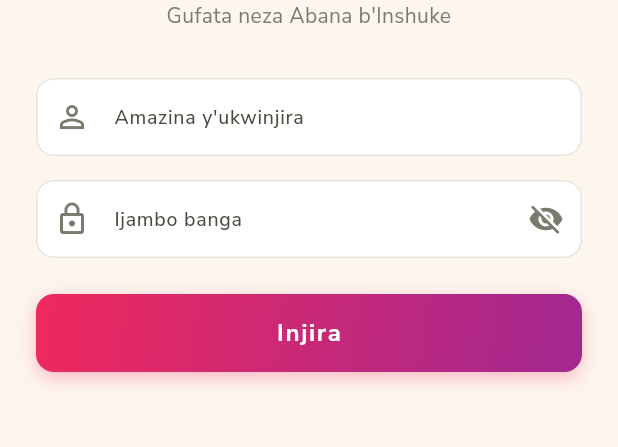
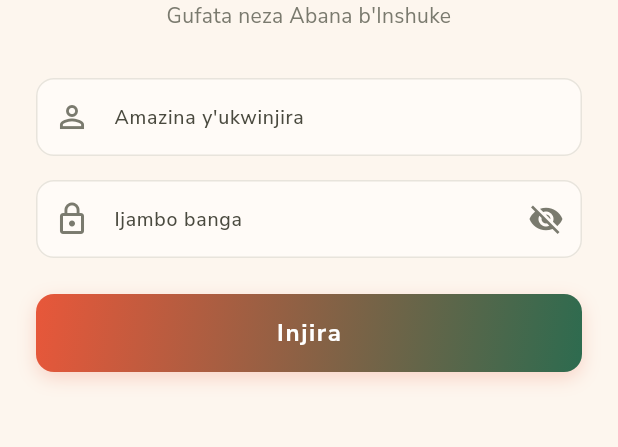
Before and after one commit to moise744/Irerero, a Flutter app: the screen it shows after launch, on a phone screen of 412 x 824 dp, the part 570-1017 px from its top. Run offline on Flutter 3.47's test engine with Material 3 defaults, Android fonts, the phone set to English and light mode, and no system bars; our stand-ins replace connectivity_plus, fl_chart, flutter_local_notifications, flutter_secure_storage, google_fonts, image_picker and 2 more; missing offline and left inert: workmanager; accounts and stored records are empty; statements that could not run were skipped.

Commit message:
UI was redisigned to look good

```diff
--- a/mobile-app/lib/screens/auth/login_screen.dart
+++ b/mobile-app/lib/screens/auth/login_screen.dart
@@ -9,6 +9,7 @@ import 'package:flutter/material.dart';
 import 'package:provider/provider.dart';
 import '../../services/auth_service.dart';
 import '../../sync/sync_service.dart';
+import '../../theme/irerero_colors.dart';
 import '../home/home_screen.dart';
 
 class LoginScreen extends StatefulWidget {
@@ -148,7 +149,7 @@ class _LoginScreenState extends State<LoginScreen> {
                           borderSide: BorderSide(color: cs.primary, width: 2),
                         ),
                         filled: true,
-                        fillColor: Colors.white,
+                        fillColor: IrereroColors.surfaceCard,
                       ),
                       validator: (v) => v == null || v.isEmpty
                           ? (_selectedLang == 'rw' ? 'Uzuza iri gace.' : 'This field is required.')
@@ -176,7 +177,7 @@ class _LoginScreenState extends State<LoginScreen> {
                           borderSide: BorderSide(color: cs.primary, width: 2),
                         ),
                         filled: true,
-                        fillColor: Colors.white,
+                        fillColor: IrereroColors.surfaceCard,
                         suffixIcon: IconButton(
                           icon: Icon(_obscure ? Icons.visibility_off : Icons.visibility),
                           onPressed: () => setState(() => _obscure = !_obscure),
@@ -193,15 +194,11 @@ class _LoginScreenState extends State<LoginScreen> {
                     Container(
                       height: 52,
                       decoration: BoxDecoration(
-                        gradient: const LinearGradient(
-                          colors: [Color(0xFFef295d), Color(0xFFa22891)],
-                          begin: Alignment.topLeft,
-                          end: Alignment.bottomRight,
-                        ),
+                        gradient: IrereroColors.primaryGradient,
                         borderRadius: BorderRadius.circular(12),
                         boxShadow: [
                           BoxShadow(
-                            color: const Color(0xFFef295d).withOpacity(0.3),
+                            color: IrereroColors.coral.withOpacity(0.22),
                             blurRadius: 10,
                             offset: const Offset(0, 4),
                           )
--- a/mobile-app/lib/screens/measurements/batch_measurement_screen.dart
+++ b/mobile-app/lib/screens/measurements/batch_measurement_screen.dart
@@ -1,4 +1,5 @@
 import 'package:flutter/material.dart';
+import '../../theme/irerero_colors.dart';
 import 'measurement_screen.dart';
 
 class BatchMeasurementScreen extends StatefulWidget {
@@ -18,7 +19,7 @@ class _BatchMeasurementScreenState extends State<BatchMeasurementScreen> {
     } else {
       Navigator.pop(context);
       ScaffoldMessenger.of(context).showSnackBar(
-        const SnackBar(content: Text('Batch measurement yarangiye.'), backgroundColor: Colors.blue),
+        const SnackBar(content: Text('Batch measurement yarangiye.'), backgroundColor: IrereroColors.forest),
       );
     }
   }
@@ -40,7 +41,7 @@ class _BatchMeasurementScreenState extends State<BatchMeasurementScreen> {
         actions: [
           TextButton(
             onPressed: _next,
-            child: const Text('Simbutuka', style: TextStyle(color: Colors.white)),
+            child: Text('Simbutuka', style: TextStyle(color: Theme.of(context).colorScheme.onPrimary)),
           ),
         ],
       ),
--- a/mobile-app/lib/services/notification_service.dart
+++ b/mobile-app/lib/services/notification_service.dart
@@ -1,5 +1,6 @@
 import 'package:flutter/material.dart';
 import 'package:flutter_local_notifications/flutter_local_notifications.dart';
+import '../theme/irerero_colors.dart';
 
 class NotificationService {
   static final NotificationService _instance = NotificationService._internal();
@@ -42,7 +43,7 @@ class NotificationService {
       importance: Importance.max,
       priority: Priority.high,
       showWhen: true,
-      color: const Color(0xFFD32F2F), // Red for urgent alerts
+      color: IrereroColors.coral,
     );
 
     const NotificationDetails platformChannelSpecifics =
--- /dev/null
+++ b/mobile-app/lib/theme/irerero_colors.dart
@@ -0,0 +1,33 @@
+import 'package:flutter/material.dart';
+
+/// Irerero brand palette (warm ECD) — keep in sync with web-dashboard tokens.
+abstract final class IrereroColors {
+  static const coral = Color(0xFFE8573A);
+  static const forest = Color(0xFF2D6B4F);
+  static const forestDeep = Color(0xFF1C3A2C);
+  static const sage = Color(0xFF3DAF8A);
+  static const amber = Color(0xFFF5A462);
+  static const canvas = Color(0xFFFDF6EE);
+  static const surfaceCard = Color(0xFFFFFBF7);
+  static const blush = Color(0xFFFCEEE7);
+  static const mint = Color(0xFFEBF7E0);
+  static const cream = Color(0xFFFEF5E4);
+  static const flex = Color(0xFFE0F5EE);
+  static const ink = Color(0xFF4A4A3F);
+  static const inkMuted = Color(0xFF7A7A6E);
+  static const inkPlaceholder = Color(0xFFA8A89A);
+  static const borderWarm = Color(0xFFC8C8B8);
+  static const borderSubtle = Color(0xFFE8E4DC);
+
+  static const success = sage;
+  static const warning = amber;
+  static const urgent = coral;
+  static const info = forest;
+
+  /// Primary CTA / FAB style gradient (no neon — coral → forest).
+  static const LinearGradient primaryGradient = LinearGradient(
+    colors: <Color>[coral, forest],
+    begin: Alignment.topLeft,
+    end: Alignment.bottomRight,
+  );
+}
```
Also changed, not shown: mobile-app/lib/screens/alerts/alerts_screen.dart (+7 -3 lines), mobile-app/lib/screens/attendance/attendance_screen.dart (+11 -7 lines), mobile-app/lib/screens/children/child_list_screen.dart (+4 -3 lines), mobile-app/lib/screens/children/child_profile_screen.dart (+17 -16 lines), mobile-app/lib/screens/children/register_child_screen.dart (+7 -6 lines), mobile-app/lib/screens/home/home_screen.dart (+7 -6 lines), mobile-app/lib/screens/measurements/measurement_screen.dart (+19 -18 lines), mobile-app/lib/screens/nutrition/meal_recording_screen.dart (+4 -3 lines), mobile-app/lib/screens/nutrition/nutrition_screen.dart (+6 -5 lines), mobile-app/lib/screens/referrals/referral_screen.dart (+11 -10 lines), mobile-app/lib/screens/settings/settings_screen.dart (+9 -8 lines), mobile-app/lib/screens/sync/sync_status_screen.dart (+9 -8 lines), mobile-app/lib/widgets/status_badge.dart (+43 -24 lines), mobile-app/lib/widgets/sync_indicator.dart (+13 -13 lines).
